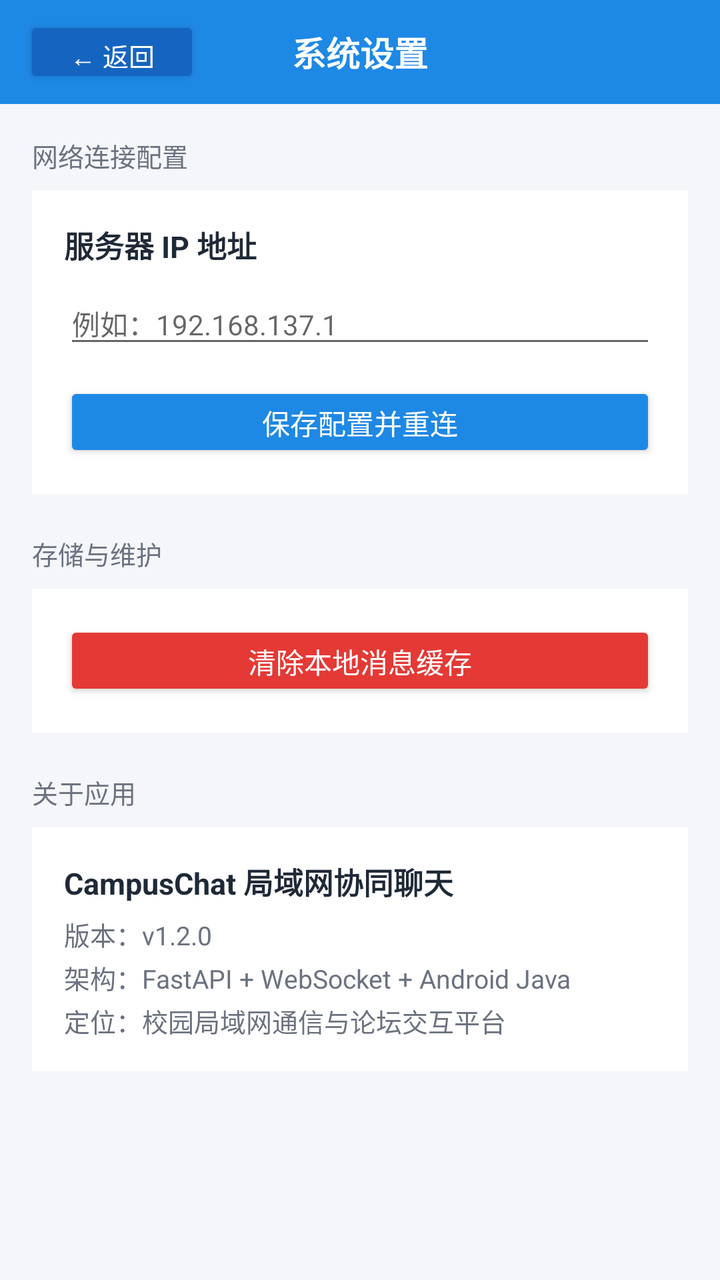
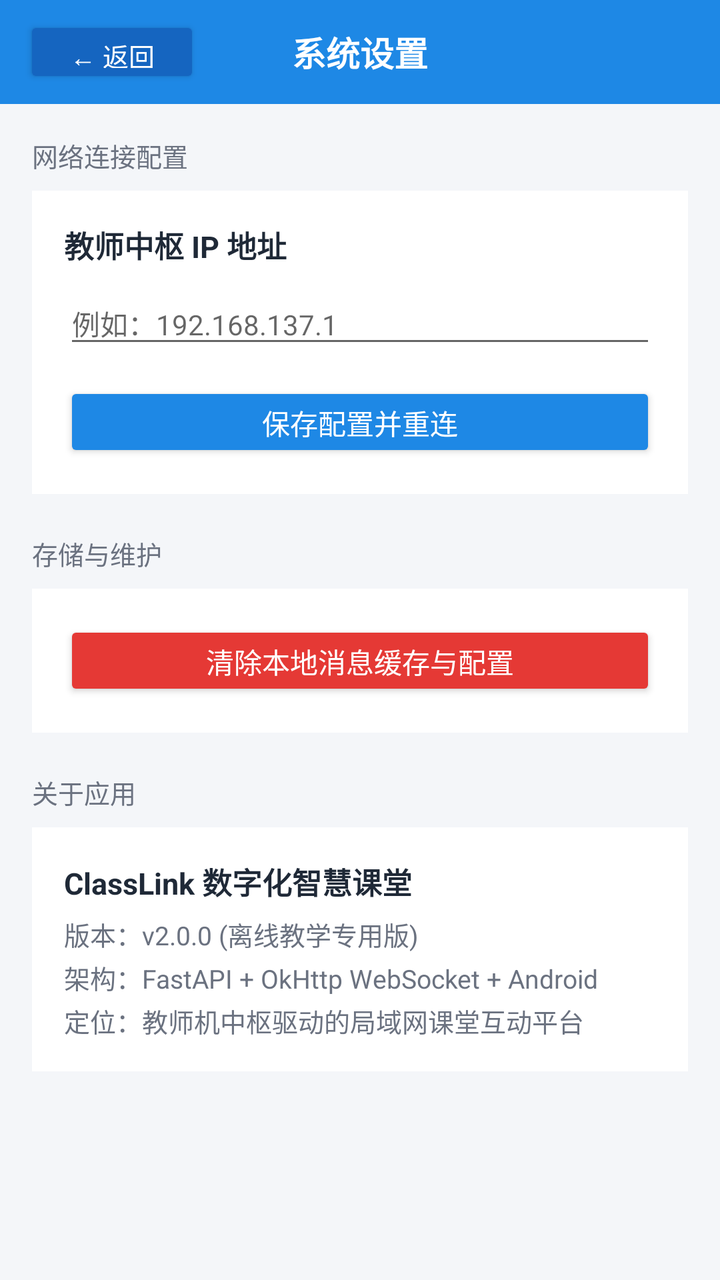

The first picture is an Android layout as it rendered before a commit; the second is the same layout after the commit. The layout source and the unified diff follow.
<!-- AndroidManifest.xml: application theme Theme.CampusChat -->
<!-- res/layout/activity_settings.xml -->
<?xml version="1.0" encoding="utf-8"?>
<LinearLayout
    xmlns:android="http://schemas.android.com/apk/res/android"
    android:id="@+id/settingsLayout"
    android:layout_width="match_parent"
    android:layout_height="match_parent"
    android:orientation="vertical"
    android:background="#F4F6F9">

    
    <RelativeLayout
        android:layout_width="match_parent"
        android:layout_height="52dp"
        android:background="#1E88E5"
        android:paddingStart="12dp"
        android:paddingEnd="16dp">

        <Button
            android:id="@+id/btnBack"
            android:layout_width="wrap_content"
            android:layout_height="36dp"
            android:layout_centerVertical="true"
            android:backgroundTint="#1565C0"
            android:text="← 返回"
            android:textColor="#FFFFFF"
            android:textSize="13sp" />

        <TextView
            android:layout_width="wrap_content"
            android:layout_height="wrap_content"
            android:layout_centerInParent="true"
            android:text="系统设置"
            android:textColor="#FFFFFF"
            android:textSize="17sp"
            android:textStyle="bold" />
    </RelativeLayout>

    
    <LinearLayout
        android:layout_width="match_parent"
        android:layout_height="match_parent"
        android:orientation="vertical"
        android:padding="16dp">

        
        <TextView
            android:layout_width="wrap_content"
            android:layout_height="wrap_content"
            android:text="网络连接配置"
            android:textColor="#6B7280"
            android:textSize="13sp"
            android:layout_marginBottom="8dp" />

        <LinearLayout
            android:layout_width="match_parent"
            android:layout_height="wrap_content"
            android:background="#FFFFFF"
            android:orientation="vertical"
            android:padding="16dp">

            <TextView
                android:layout_width="wrap_content"
                android:layout_height="wrap_content"
                android:text="服务器 IP 地址"
                android:textColor="#1F2937"
                android:textSize="15sp"
                android:textStyle="bold" />

            <EditText
                android:id="@+id/etServerIp"
                android:layout_width="match_parent"
                android:layout_height="wrap_content"
                android:layout_marginTop="8dp"
                android:hint="例如：192.168.137.1"
                android:textSize="14sp" />

            <Button
                android:id="@+id/btnSaveIp"
                android:layout_width="match_parent"
                android:layout_height="40dp"
                android:layout_marginTop="12dp"
                android:backgroundTint="#1E88E5"
                android:text="保存配置并重连"
                android:textColor="#FFFFFF" />
        </LinearLayout>

        
        <TextView
            android:layout_width="wrap_content"
            android:layout_height="wrap_content"
            android:text="存储与维护"
            android:textColor="#6B7280"
            android:textSize="13sp"
            android:layout_marginTop="20dp"
            android:layout_marginBottom="8dp" />

        <LinearLayout
            android:layout_width="match_parent"
            android:layout_height="wrap_content"
            android:background="#FFFFFF"
            android:orientation="vertical"
            android:padding="16dp">

            <Button
                android:id="@+id/btnClearCache"
                android:layout_width="match_parent"
                android:layout_height="40dp"
                android:backgroundTint="#E53935"
                android:text="清除本地消息缓存"
                android:textColor="#FFFFFF" />
        </LinearLayout>

        
        <TextView
            android:layout_width="wrap_content"
            android:layout_height="wrap_content"
            android:text="关于应用"
            android:textColor="#6B7280"
            android:textSize="13sp"
            android:layout_marginTop="20dp"
            android:layout_marginBottom="8dp" />

        <LinearLayout
            android:layout_width="match_parent"
            android:layout_height="wrap_content"
            android:background="#FFFFFF"
            android:orientation="vertical"
            android:padding="16dp">

            <TextView
                android:layout_width="wrap_content"
                android:layout_height="wrap_content"
                android:text="CampusChat 局域网协同聊天"
                android:textColor="#1F2937"
                android:textSize="15sp"
                android:textStyle="bold" />

            <TextView
                android:layout_width="wrap_content"
                android:layout_height="wrap_content"
                android:layout_marginTop="6dp"
                android:text="版本：v1.2.0\n架构：FastAPI + WebSocket + Android Java\n定位：校园局域网通信与论坛交互平台"
                android:textColor="#6B7280"
                android:textSize="13sp"
                android:lineSpacingExtra="3dp" />
        </LinearLayout>

    </LinearLayout>

</LinearLayout>
<!-- resources referenced by this layout -->
<resources>
  <style name="Theme.CampusChat" parent="Theme.AppCompat.Light.NoActionBar">
          
          <item name="colorPrimary">@color/brand_primary</item>
          <item name="colorPrimaryDark">@color/brand_primary_dark</item>
          <item name="colorAccent">@color/brand_accent</item>
  
          
          <item name="android:windowBackground">@color/app_background</item>
  
          
          <item name="android:statusBarColor">@color/brand_primary_dark</item>
      </style>
  <color name="brand_primary">#1E88E5</color>
  <color name="brand_primary_dark">#1565C0</color>
  <color name="brand_accent">#00ACC1</color>
  <color name="app_background">#F4F6F9</color>
</resources>

<!-- the commit's change to res/layout/activity_settings.xml (unified diff, before → after) -->
@@ -36,115 +36,186 @@
     </RelativeLayout>
 
     
-    <LinearLayout
+    <ScrollView
         android:layout_width="match_parent"
         android:layout_height="match_parent"
-        android:orientation="vertical"
-        android:padding="16dp">
-
-        
-        <TextView
-            android:layout_width="wrap_content"
-            android:layout_height="wrap_content"
-            android:text="网络连接配置"
-            android:textColor="#6B7280"
-            android:textSize="13sp"
-            android:layout_marginBottom="8dp" />
+        android:fillViewport="true">
 
         <LinearLayout
             android:layout_width="match_parent"
             android:layout_height="wrap_content"
-            android:background="#FFFFFF"
             android:orientation="vertical"
             android:padding="16dp">
 
+            
             <TextView
                 android:layout_width="wrap_content"
                 android:layout_height="wrap_content"
-                android:text="服务器 IP 地址"
-                android:textColor="#1F2937"
-                android:textSize="15sp"
-                android:textStyle="bold" />
-
-            <EditText
-                android:id="@+id/etServerIp"
-                android:layout_width="match_parent"
-                android:layout_height="wrap_content"
-                android:layout_marginTop="8dp"
-                android:hint="例如：192.168.137.1"
-                android:textSize="14sp" />
-
-            <Button
-                android:id="@+id/btnSaveIp"
-                android:layout_width="match_parent"
-                android:layout_height="40dp"
-                android:layout_marginTop="12dp"
-                android:backgroundTint="#1E88E5"
-                android:text="保存配置并重连"
-                android:textColor="#FFFFFF" />
-        </LinearLayout>
-
-        
-        <TextView
-            android:layout_width="wrap_content"
-            android:layout_height="wrap_content"
-            android:text="存储与维护"
-            android:textColor="#6B7280"
-            android:textSize="13sp"
-            android:layout_marginTop="20dp"
-            android:layout_marginBottom="8dp" />
-
-        <LinearLayout
-            android:layout_width="match_parent"
-            android:layout_height="wrap_content"
-            android:background="#FFFFFF"
-            android:orientation="vertical"
-            android:padding="16dp">
-
-            <Button
-                android:id="@+id/btnClearCache"
-                android:layout_width="match_parent"
-                android:layout_height="40dp"
-                android:backgroundTint="#E53935"
-                android:text="清除本地消息缓存"
-                android:textColor="#FFFFFF" />
-        </LinearLayout>
-
-        
-        <TextView
-            android:layout_width="wrap_content"
-            android:layout_height="wrap_content"
-            android:text="关于应用"
-            android:textColor="#6B7280"
-            android:textSize="13sp"
-            android:layout_marginTop="20dp"
-            android:layout_marginBottom="8dp" />
-
-        <LinearLayout
-            android:layout_width="match_parent"
-            android:layout_height="wrap_content"
-            android:background="#FFFFFF"
-            android:orientation="vertical"
-            android:padding="16dp">
-
+                android:text="网络连接配置"
+                android:textColor="#6B7280"
+                android:textSize="13sp"
+                android:layout_marginBottom="8dp" />
+
+            <LinearLayout
+                android:layout_width="match_parent"
+                android:layout_height="wrap_content"
+                android:background="#FFFFFF"
+                android:orientation="vertical"
+                android:padding="16dp">
+
+                <TextView
+                    android:layout_width="wrap_content"
+                    android:layout_height="wrap_content"
+                    android:text="教师中枢 IP 地址"
+                    android:textColor="#1F2937"
+                    android:textSize="15sp"
+                    android:textStyle="bold" />
+
+                <EditText
+                    android:id="@+id/etServerIp"
+                    android:layout_width="match_parent"
+                    android:layout_height="wrap_content"
+                    android:layout_marginTop="8dp"
+                    android:hint="例如：192.168.137.1"
+                    android:textSize="14sp" />
+
+                <Button
+                    android:id="@+id/btnSaveIp"
+                    android:layout_width="match_parent"
+                    android:layout_height="40dp"
+                    android:layout_marginTop="12dp"
+                    android:backgroundTint="#1E88E5"
+                    android:text="保存配置并重连"
+                    android:textColor="#FFFFFF" />
+            </LinearLayout>
+
+            
             <TextView
                 android:layout_width="wrap_content"
                 android:layout_height="wrap_content"
-                android:text="CampusChat 局域网协同聊天"
-                android:textColor="#1F2937"
-                android:textSize="15sp"
-                android:textStyle="bold" />
-
+                android:text="存储与维护"
+                android:textColor="#6B7280"
+                android:textSize="13sp"
+                android:layout_marginTop="20dp"
+                android:layout_marginBottom="8dp" />
+
+            <LinearLayout
+                android:layout_width="match_parent"
+                android:layout_height="wrap_content"
+                android:background="#FFFFFF"
+                android:orientation="vertical"
+                android:padding="16dp">
+
+                <Button
+                    android:id="@+id/btnClearCache"
+                    android:layout_width="match_parent"
+                    android:layout_height="40dp"
+                    android:backgroundTint="#E53935"
+                    android:text="清除本地消息缓存与配置"
+                    android:textColor="#FFFFFF" />
+            </LinearLayout>
+
+            
             <TextView
                 android:layout_width="wrap_content"
                 android:layout_height="wrap_content"
-                android:layout_marginTop="6dp"
-                android:text="版本：v1.2.0\n架构：FastAPI + WebSocket + Android Java\n定位：校园局域网通信与论坛交互平台"
+                android:text="关于应用"
                 android:textColor="#6B7280"
                 android:textSize="13sp"
-                android:lineSpacingExtra="3dp" />
+                android:layout_marginTop="20dp"
+                android:layout_marginBottom="8dp" />
+
+            <LinearLayout
+                android:layout_width="match_parent"
+                android:layout_height="wrap_content"
+                android:background="#FFFFFF"
+                android:orientation="vertical"
+                android:padding="16dp">
+
+                <TextView
+                    android:layout_width="wrap_content"
+                    android:layout_height="wrap_content"
+                    android:text="ClassLink 数字化智慧课堂"
+                    android:textColor="#1F2937"
+                    android:textSize="15sp"
+                    android:textStyle="bold" />
+
+                <TextView
+                    android:id="@+id/tvAppVersion"
+                    android:layout_width="match_parent"
+                    android:layout_height="wrap_content"
+                    android:layout_marginTop="6dp"
+                    android:text="版本：v2.0.0 (离线教学专用版)\n架构：FastAPI + OkHttp WebSocket + Android\n定位：教师机中枢驱动的局域网课堂互动平台"
+                    android:textColor="#6B7280"
+                    android:textSize="13sp"
+                    android:lineSpacingExtra="3dp" />
+            </LinearLayout>
+
+            
+            <LinearLayout
+                android:id="@+id/layoutDevOptions"
+                android:layout_width="match_parent"
+                android:layout_height="wrap_content"
+                android:layout_marginTop="20dp"
+                android:orientation="vertical"
+                android:visibility="gone">
+
+                <TextView
+                    android:layout_width="wrap_content"
+                    android:layout_height="wrap_content"
+                    android:text="开发者特权配置 (已解锁)"
+                    android:textColor="#D97706"
+                    android:textSize="13sp"
+                    android:textStyle="bold"
+                    android:layout_marginBottom="8dp" />
+
+                <LinearLayout
+                    android:layout_width="match_parent"
+                    android:layout_height="wrap_content"
+                    android:background="#FFFBEB"
+                    android:orientation="vertical"
+                    android:padding="16dp">
+
+                    <TextView
+                        android:layout_width="wrap_content"
+                        android:layout_height="wrap_content"
+                        android:text="教师授权口令 (Auth Token)"
+                        android:textColor="#92400E"
+                        android:textSize="14sp"
+                        android:textStyle="bold" />
+
+                    <EditText
+                        android:id="@+id/etDevToken"
+                        android:layout_width="match_parent"
+                        android:layout_height="wrap_content"
+                        android:layout_marginTop="6dp"
+                        android:hint="输入授权口令 (默认 teacher888)"
+                        android:inputType="textPassword"
+                        android:textSize="14sp" />
+
+                    <Button
+                        android:id="@+id/btnDevToggleRole"
+                        android:layout_width="match_parent"
+                        android:layout_height="40dp"
+                        android:layout_marginTop="10dp"
+                        android:backgroundTint="#F59E0B"
+                        android:text="切换当前模式：【学生端】"
+                        android:textColor="#FFFFFF"
+                        android:textSize="13sp" />
+
+                    <Button
+                        android:id="@+id/btnSaveDevConfig"
+                        android:layout_width="match_parent"
+                        android:layout_height="40dp"
+                        android:layout_marginTop="8dp"
+                        android:backgroundTint="#B45309"
+                        android:text="应用身份配置并生效"
+                        android:textColor="#FFFFFF"
+                        android:textSize="14sp" />
+                </LinearLayout>
+            </LinearLayout>
+
         </LinearLayout>
-
-    </LinearLayout>
+    </ScrollView>
 
 </LinearLayout>
